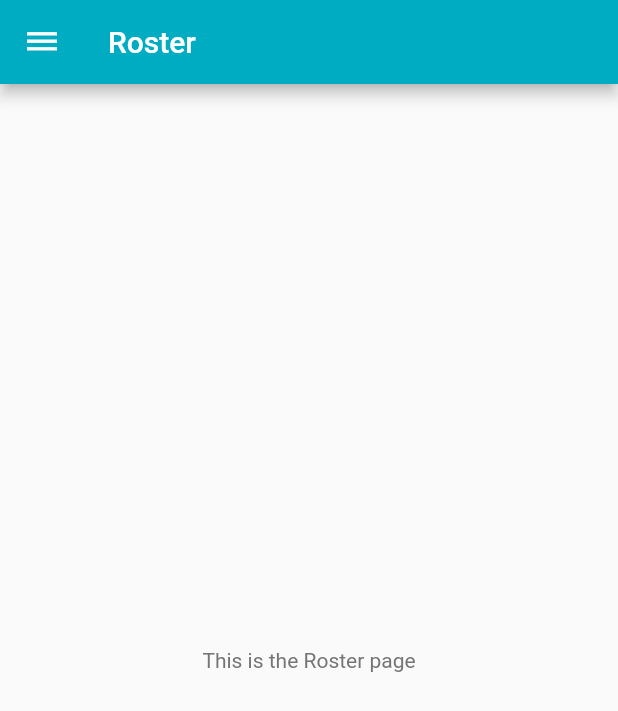
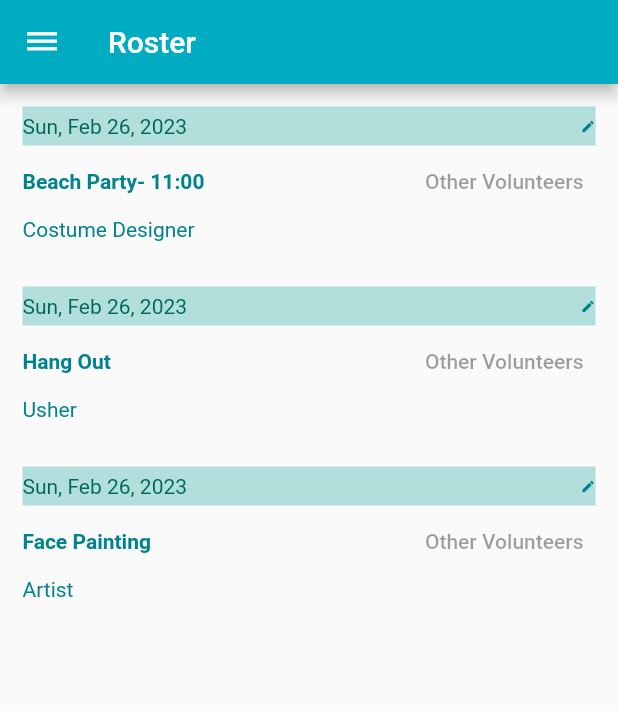
Before and after one commit to shammah-anucha/planar_flutter_version, a Flutter app: the RosterScreen screen opened by its route, on a phone screen of 412 x 824 dp. Shown: the top 711 px of the screen. Run offline on Flutter 3.47's test engine with Material 2 defaults, Android fonts, the phone set to English and light mode, and no system bars; network calls fail.

Commit message:
roster, inbox and event screen

```diff
--- /dev/null
+++ b/lib/data.dart
@@ -0,0 +1,54 @@
+import 'package:flutter/material.dart';
+import 'package:intl/intl.dart';
+import './models/request.dart';
+import './models/events.dart';
+
+final List<Request> requests = [
+  Request(
+      id: 'r1',
+      title: "Beach Party- 11:00",
+      eventdate: DateTime.now(),
+      role: "Costume Designer"),
+  Request(
+    id: 'r2',
+    title: "Hang Out",
+    eventdate: DateTime.now(),
+    role: "Usher",
+  ),
+  Request(
+      id: 'r3',
+      title: "Face Painting",
+      eventdate: DateTime.now(),
+      role: "Artist"),
+];
+
+final List<Events> events = [
+  Events(
+    id: 'e1',
+    title: "Beach Party",
+    eventdate: DateTime.now(),
+    imageUrl:
+        "https://images.pexels.com/photos/40815/youth-active-jump-happy-40815.jpeg",
+    location: "Am Friedrichschain 25",
+    host: "Beautiful People",
+    tags: ["fun", "games", "beach"],
+  ),
+  Events(
+      id: 'e2',
+      title: "Hang Out",
+      eventdate: DateTime.now(),
+      imageUrl:
+          "https://images.pexels.com/photos/708440/pexels-photo-708440.jpeg?auto=compress&cs=tinysrgb&w=1260&h=750&dpr=1",
+      location: "Warshauerstr 25",
+      host: "Pop Music",
+      tags: ["outdoors", "meeting", "fun"]),
+  Events(
+      id: 'e3',
+      title: "Face Painting",
+      eventdate: DateTime.now(),
+      imageUrl:
+          "https://images.pexels.com/photos/904276/pexels-photo-904276.jpeg?auto=compress&cs=tinysrgb&w=1260&h=750&dpr=1",
+      location: "Friedrichstr 25",
+      host: "Art Culture",
+      tags: ["painting", "art", "wine"]),
+];
--- a/lib/main.dart
+++ b/lib/main.dart
@@ -1,4 +1,5 @@
 import 'package:flutter/material.dart';
+import 'package:planar_fluteer_version/screen/event_detail.dart';
 import '../screen/calendar_screen.dart';
 import '../screen/home_screen.dart';
 import '../screen/inbox_screen.dart';
@@ -34,6 +35,7 @@ class _HomePageState extends State<HomePage> {
       routes: {
         // '/': (ctx) => HomeScreen(),
         RosterScreen.routeName: (ctx) => RosterScreen(),
+        EventDetailScreen.routeName: (ctx) => EventDetailScreen(),
         UnavailabilityScreen.routeName: (ctx) => UnavailabilityScreen(),
         UpComingEventScreen.routeName: (ctx) => UpComingEventScreen(),
         CalendarScreen.routeName: (ctx) => CalendarScreen(),
--- a/lib/models/events.dart
+++ b/lib/models/events.dart
@@ -5,11 +5,17 @@ class Events {
   final String title;
   final DateTime eventdate;
   final String imageUrl;
+  final String location;
+  final String host;
+  final List<String> tags;
 
   Events({
     @required this.id,
     @required this.title,
     @required this.eventdate,
     @required this.imageUrl,
+    @required this.location,
+    @required this.host,
+    this.tags,
   });
 }
--- a/lib/models/request.dart
+++ b/lib/models/request.dart
@@ -1,4 +1,5 @@
 import 'package:flutter/material.dart';
+import 'package:flutter/foundation.dart';
 
 class Request {
   final String id;
--- a/lib/screen/roster_screen.dart
+++ b/lib/screen/roster_screen.dart
@@ -1,17 +1,19 @@
 import 'package:flutter/material.dart';
+import 'package:planar_fluteer_version/models/request.dart';
 import 'package:planar_fluteer_version/widgets/navbar.dart';
+import 'package:intl/intl.dart';
+import '../data.dart';
 
-class RosterScreen extends StatefulWidget {
+class RosterScreen extends StatelessWidget {
   static const routeName = '/roster';
 
-  @override
-  State<RosterScreen> createState() => _RosterScreenState();
-}
+  GlobalKey<ScaffoldState> _scaffoldkey = new GlobalKey();
 
-class _RosterScreenState extends State<RosterScreen> {
-  GlobalKey<ScaffoldState> _scaffoldkey = new GlobalKey();
   @override
   Widget build(BuildContext context) {
+    // final requestId =
+    //     ModalRoute.of(context).settings.arguments as Map<String, String>;
+    // final selectedRequest = requests.map((request) => request.id == requestId);
     return Scaffold(
       appBar: AppBar(
         title: Text('Roster'),
@@ -29,8 +31,55 @@ class _RosterScreenState extends State<RosterScreen> {
       ),
       body: Scaffold(
         key: _scaffoldkey,
-          body: Center(child: Text('This is the Roster page')),
         drawer: NavBar(),
-        ));
+        body: ListView.builder(
+            itemBuilder: (context, index) {
+              return Container(
+                margin: EdgeInsets.all(15),
+                child: Column(
+                    crossAxisAlignment: CrossAxisAlignment.start,
+                    children: [
+                      Container(
+                        color: Colors.teal[100],
+                        padding: EdgeInsets.symmetric(vertical: 5),
+                        child: Row(
+                          mainAxisAlignment: MainAxisAlignment.spaceBetween,
+                          children: [
+                            Text(
+                              DateFormat.yMMMEd()
+                                  .format(requests[index].eventdate)
+                                  .toString(),
+                              style: TextStyle(color: Colors.teal[800]),
+                            ),
+                            Icon(
+                              Icons.edit,
+                              size: 10,
+                              color: Theme.of(context).accentColor,
+                            ),
+                          ],
+                        ),
+                      ),
+                      Row(
+                        mainAxisAlignment: MainAxisAlignment.spaceBetween,
+                        children: [
+                          Text(
+                            requests[index].title,
+                            style: TextStyle(
+                                fontWeight: FontWeight.bold,
+                                color: Theme.of(context).accentColor),
+                          ),
+                          TextButton(
+                              onPressed: null, child: Text('Other Volunteers'))
+                        ],
+                      ),
+                      Text(requests[index].role,
+                          style:
+                              TextStyle(color: Theme.of(context).accentColor))
+                    ]),
+              );
+            },
+            itemCount: requests.length),
+      ),
+    );
   }
 }
--- a/lib/widgets/navbar.dart
+++ b/lib/widgets/navbar.dart
@@ -1,4 +1,6 @@
 import 'package:flutter/material.dart';
+import 'package:planar_fluteer_version/data.dart';
+import 'package:planar_fluteer_version/models/request.dart';
 import '../screen/calendar_screen.dart';
 import '../screen/home_screen.dart';
 import '../screen/inbox_screen.dart';
```
Also changed, not shown: lib/screen/event_detail.dart (added, +98 -0 lines), lib/screen/event_item.dart (added, +105 -0 lines), lib/screen/home_screen.dart (+1 -32 lines), lib/screen/inbox_screen.dart (+9 -18 lines), lib/screen/upcoming_events_screen.dart (+14 -1 lines), pubspec.yaml (+17 -17 lines). Lines whose indentation alone changed are shown as unchanged.
